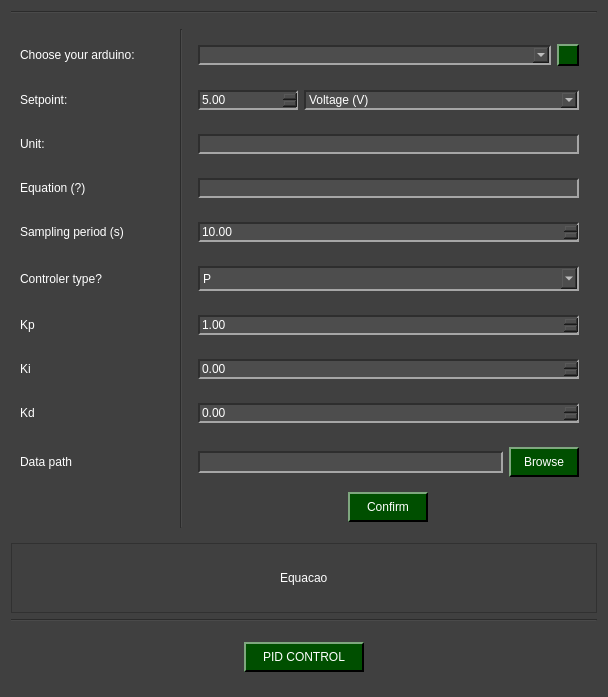
Qt form pydaq/uis/PyDAQ_pid_control_arduino_widget.ui (CayoRw/pydaq) before a commit.
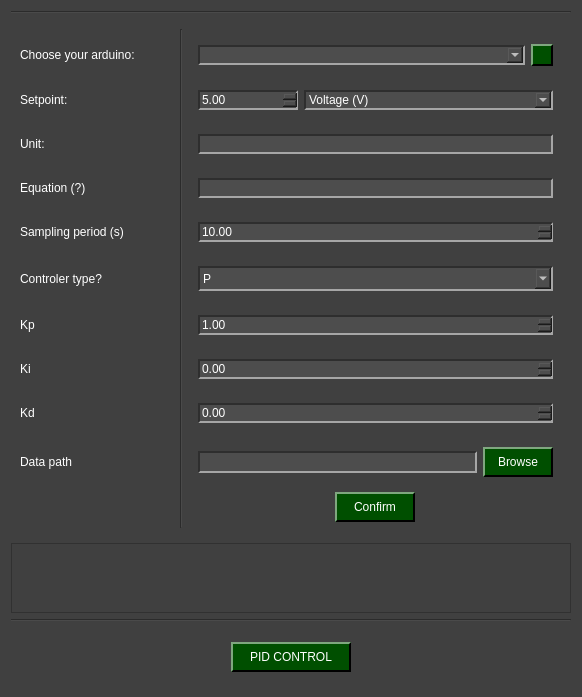
The same form after that commit. Icons and pictures are not drawn.

The edit to the form file:
```diff
--- a/pydaq/uis/PyDAQ_pid_control_arduino_widget.ui
+++ b/pydaq/uis/PyDAQ_pid_control_arduino_widget.ui
@@ -6,7 +6,7 @@
    <rect>
     <x>0</x>
     <y>0</y>
-    <width>608</width>
+    <width>582</width>
     <height>697</height>
    </rect>
   </property>
@@ -789,12 +789,10 @@
      <property name="frameShadow">
       <enum>QFrame::Shadow::Raised</enum>
      </property>
-     <layout class="QGridLayout" name="gridLayout_5">
-      <item row="0" column="0" alignment="Qt::AlignmentFlag::AlignHCenter|Qt::AlignmentFlag::AlignVCenter">
-       <widget class="QLabel" name="label_pidequation">
-        <property name="text">
-         <string>Equacao</string>
-        </property>
+     <layout class="QVBoxLayout" name="verticalLayout">
+      <item>
+       <widget class="QWidget" name="widget_image" native="true">
+        <layout class="QHBoxLayout" name="image_layout"/>
        </widget>
       </item>
      </layout>
```
Left out of the diff: 2 changed lines with no effect on the pictures.
